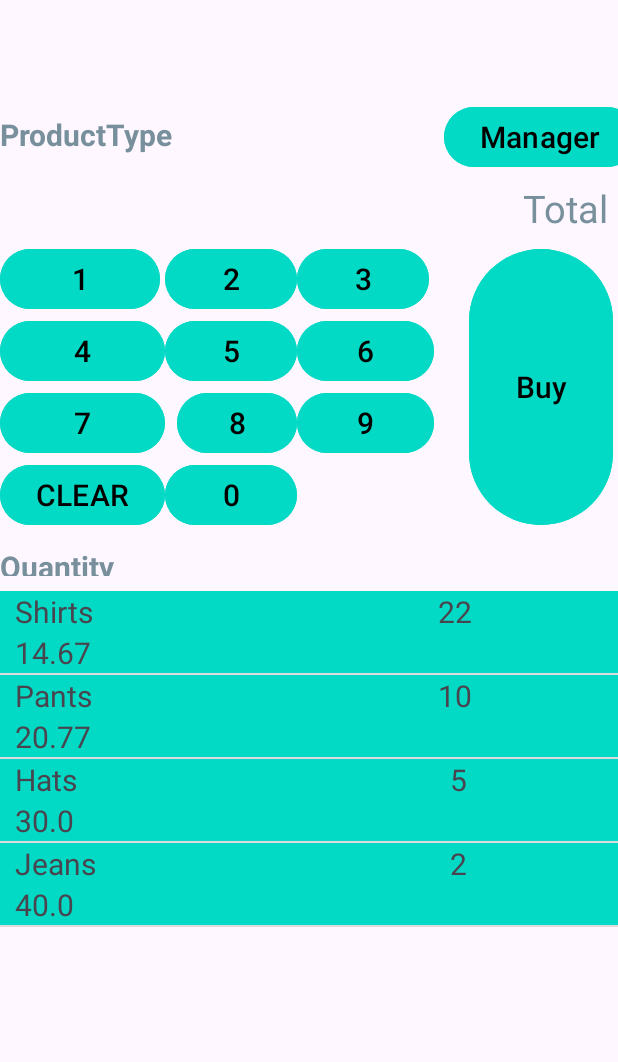
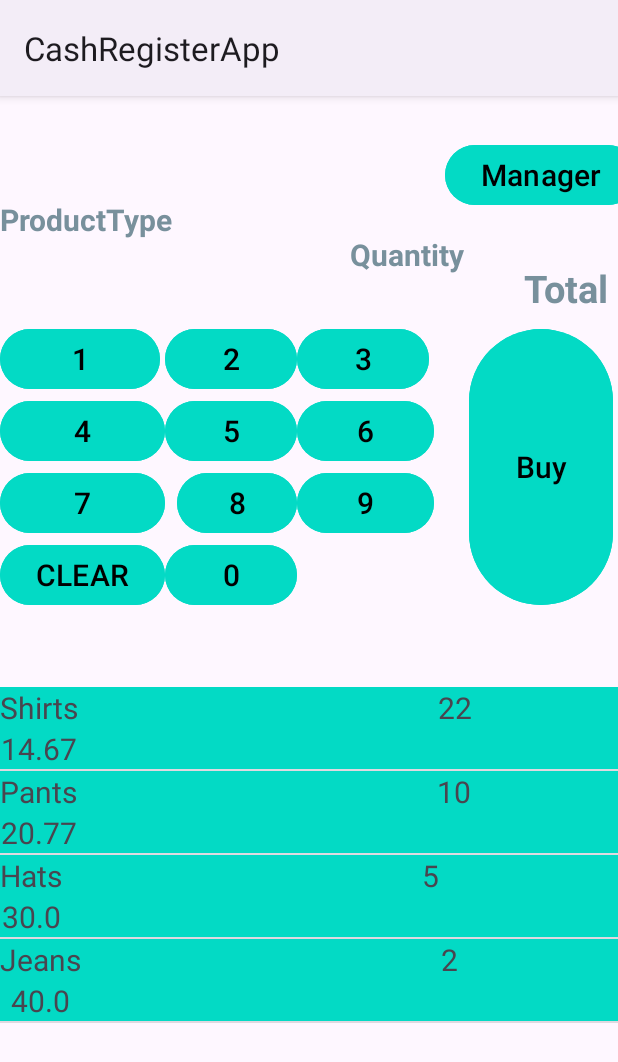
Before and after one commit to Raji-Behara/CashRegisterApp, an Android app: the screen it shows after launch (MainActivity), on a phone screen of 412 x 824 dp. Shown: the top 1062 px of the screen. Run offline under Robolectric (Android 15) with nearby library versions, the phone set to English and light mode, and no system bars.

Commit message:
History Complted with Base Adapter

```diff
--- a/app/src/main/java/com/example/cashregisterapp/History.java
+++ b/app/src/main/java/com/example/cashregisterapp/History.java
@@ -1,8 +1,9 @@
 package com.example.cashregisterapp;
 
+import java.io.Serializable;
 import java.util.Date;
 
-public class History {
+public class History implements Serializable {
 
     String historyName;
     double price;
--- a/app/src/main/java/com/example/cashregisterapp/MyApp.java
+++ b/app/src/main/java/com/example/cashregisterapp/MyApp.java
@@ -6,10 +6,14 @@ import java.util.ArrayList;
 
 public class MyApp extends Application {
 
+    ArrayList<History> appHistorylist = new ArrayList<>(0);
 
+    public ArrayList<History> getAppHistorylist() {
+        return appHistorylist;
+    }
 
-  ArrayList<Product> appProductlist;
-  ArrayList<History> appHistorylist;
+    ArrayList<Product> appProductlist;
+
 
 
     public ArrayList<Product> getAppProductlist() {
--- a/app/src/main/res/layout/activity_main.xml
+++ b/app/src/main/res/layout/activity_main.xml
@@ -12,9 +12,11 @@
 
     android:layout_width="wrap_content"
     android:layout_height="wrap_content"
+
     app:layout_constraintStart_toStartOf="@+id/guideline_V1"
     app:layout_constraintBottom_toTopOf="@+id/total_textview"
     app:layout_constraintEnd_toEndOf="parent"
+    app:layout_constraintTop_toTopOf="parent"
     android:backgroundTint="@color/teal_200"
     android:text="Manager"
     android:textColor="@color/black"
@@ -28,7 +30,7 @@
         android:layout_height="wrap_content"
         android:weightSum="4"
 
-        app:layout_constraintBottom_toTopOf="@+id/quantity_textview"
+
         app:layout_constraintEnd_toStartOf="@+id/guideline_V1"
         app:layout_constraintStart_toStartOf="parent"
         app:layout_constraintTop_toBottomOf="@id/total_textview">
@@ -213,6 +215,7 @@
         android:text=""
         android:textColor="@color/black"
         android:textSize="25sp"
+        android:textStyle="bold"
         app:layout_constraintBottom_toTopOf="@id/guideline_H1"
         app:layout_constraintEnd_toEndOf="parent"
         app:layout_constraintStart_toStartOf="@+id/guideline_H1"
@@ -260,23 +263,6 @@
 
         tools:ignore="NestedWeights" />
 
-    <TextView
-        android:id="@+id/quantity_textview"
-        android:layout_width="wrap_content"
-        android:layout_height="20dp"
-        android:hint="@string/quantity"
-        android:text=""
-        android:textColorHint="#78909C"
-        android:layout_marginTop="10dp"
-android:textColor="@color/black"
-        android:textStyle="bold"
-        android:textSize="20sp"
-        android:layout_marginRight="100dp"
-        tools:ignore="MissingConstraints"
-        app:layout_constraintBottom_toTopOf="@+id/guideline_V1"
-        app:layout_constraintStart_toStartOf="parent"
-        app:layout_constraintTop_toBottomOf="@+id/tablelayout"
-        />
 
     <ListView
         android:id="@+id/listview_products"
@@ -292,4 +278,18 @@ android:textColor="@color/black"
         app:layout_constraintTop_toBottomOf="@id/guideline_H2"
         app:layout_constraintVertical_bias="1.0" />
 
+    <TextView
+        android:id="@+id/quantity_textview"
+        android:layout_width="wrap_content"
+        android:layout_height="wrap_content"
+        android:layout_marginTop="92dp"
+      android:hint="Quantity"
+        android:textSize="20sp"
+        android:textColorHint="#78909C"
+        android:text=""
+        android:textStyle="bold"
+        app:layout_constraintEnd_toStartOf="@id/guideline_V1"
+        app:layout_constraintTop_toTopOf="parent"
+        tools:layout_editor_absoluteX="188dp" />
+
 </androidx.constraintlayout.widget.ConstraintLayout>
--- a/app/src/main/res/layout/activity_manager.xml
+++ b/app/src/main/res/layout/activity_manager.xml
@@ -17,7 +17,7 @@
         android:layout_height="wrap_content"
         android:gravity="center"
         android:text="History"
-android:backgroundTint="@color/aqua"
+android:backgroundTint="@color/green"
         android:textColor="@color/black"
         android:textSize="30sp"
        app:layout_constraintStart_toStartOf="parent"
@@ -33,7 +33,7 @@ android:backgroundTint="@color/aqua"
         android:layout_height="wrap_content"
         android:text="Restock"
         android:textSize="30sp"
-        android:backgroundTint="@color/aqua"
+        android:backgroundTint="@color/green"
         android:textColor="@color/black"
         app:layout_constraintEnd_toEndOf="parent"
         app:layout_constraintStart_toStartOf="parent"
--- a/app/src/main/res/layout/list_row.xml
+++ b/app/src/main/res/layout/list_row.xml
@@ -1,48 +1,53 @@
 <?xml version="1.0" encoding="utf-8"?>
-<LinearLayout
-    xmlns:android="http://schemas.android.com/apk/res/android"
+<androidx.constraintlayout.widget.ConstraintLayout xmlns:android="http://schemas.android.com/apk/res/android"
+    xmlns:app="http://schemas.android.com/apk/res-auto"
     xmlns:tools="http://schemas.android.com/tools"
+    android:id="@+id/linearLayout2"
     android:layout_width="match_parent"
     android:layout_height="wrap_content"
     android:background="@color/teal_200"
-    android:weightSum="2"
-    >
+    android:weightSum="2">
 
-    <LinearLayout
-        android:layout_width="0dp"
-        android:layout_height="wrap_content"
-        android:clickable="false"
-        android:orientation="vertical"
-        android:layout_weight="1.5"
-        >
 
     <TextView
         android:id="@+id/list_type"
-            android:layout_marginStart="10dp"
+        android:layout_width="wrap_content"
+        android:layout_height="wrap_content"
+        android:layout_marginEnd="240dp"
+        android:layout_marginRight="240dp"
         android:text="Pants"
         android:textColorHint="#78909C"
         android:textSize="20sp"
-            android:layout_width="wrap_content"
-            android:layout_height="wrap_content" />
+        app:layout_constraintBottom_toTopOf="@+id/list_price"
+        app:layout_constraintEnd_toStartOf="@+id/list_quantity"
+        app:layout_constraintStart_toStartOf="parent"
+        app:layout_constraintTop_toTopOf="parent"
+        app:layout_constraintVertical_chainStyle="packed" />
 
     <TextView
         android:id="@+id/list_price"
-            android:layout_marginStart="10dp"
+        android:layout_width="wrap_content"
+        android:layout_height="wrap_content"
+        android:layout_marginEnd="240dp"
+        android:layout_marginRight="240dp"
+        android:text="14.95"
         android:textSize="20sp"
-            android:text="14.95"
-            android:layout_width="wrap_content"
-            android:layout_height="wrap_content"/>
+        app:layout_constraintBottom_toBottomOf="parent"
+        app:layout_constraintEnd_toStartOf="@+id/list_quantity"
+        app:layout_constraintStart_toStartOf="parent"
+        app:layout_constraintTop_toBottomOf="@+id/list_type" />
 
-    </LinearLayout>
 
     <TextView
         android:id="@+id/list_quantity"
-        android:layout_width="wrap_content"
-        android:layout_height="match_parent"
-        android:layout_weight="1.5"
+        android:layout_width="0dp"
+        android:layout_height="0dp"
 
+        android:text="20"
         android:textSize="20sp"
-        android:text="20"
-        />
+        app:layout_constraintBottom_toBottomOf="parent"
+        app:layout_constraintEnd_toEndOf="parent"
+        app:layout_constraintStart_toEndOf="@+id/list_price"
+        app:layout_constraintTop_toTopOf="parent" />
 
-</LinearLayout>
+</androidx.constraintlayout.widget.ConstraintLayout>
--- a/app/src/main/res/values/themes.xml
+++ b/app/src/main/res/values/themes.xml
@@ -1,6 +1,6 @@
 <resources xmlns:tools="http://schemas.android.com/tools">
     <!-- Base application theme. -->
-    <style name="Base.Theme.CashRegisterApp" parent="Theme.Material3.DayNight.NoActionBar">
+    <style name="Base.Theme.CashRegisterApp" parent="Theme.Material3.DayNight">
         <!-- Customize your light theme here. -->
         <!-- <item name="colorPrimary">@color/my_light_primary</item> -->
     </style>
```
Also changed, not shown: app/src/main/AndroidManifest.xml (+15 -5 lines), app/src/main/java/com/example/cashregisterapp/HistoryListBaseAdapter.java (+10 -1 lines), app/src/main/java/com/example/cashregisterapp/MainActivity.java (+43 -33 lines), app/src/main/java/com/example/cashregisterapp/ManagerActivity.java (+7 -2 lines), app/src/main/java/com/example/cashregisterapp/RestockActivity.java (added, +10 -0 lines), app/src/main/java/com/example/cashregisterapp/ShowHistoryActivity.java (+6 -8 lines), app/src/main/res/layout/activity_restock.xml (added, +71 -0 lines), app/src/main/res/layout/historylist_row.xml (+46 -35 lines). Lines whose indentation alone changed are shown as unchanged.
